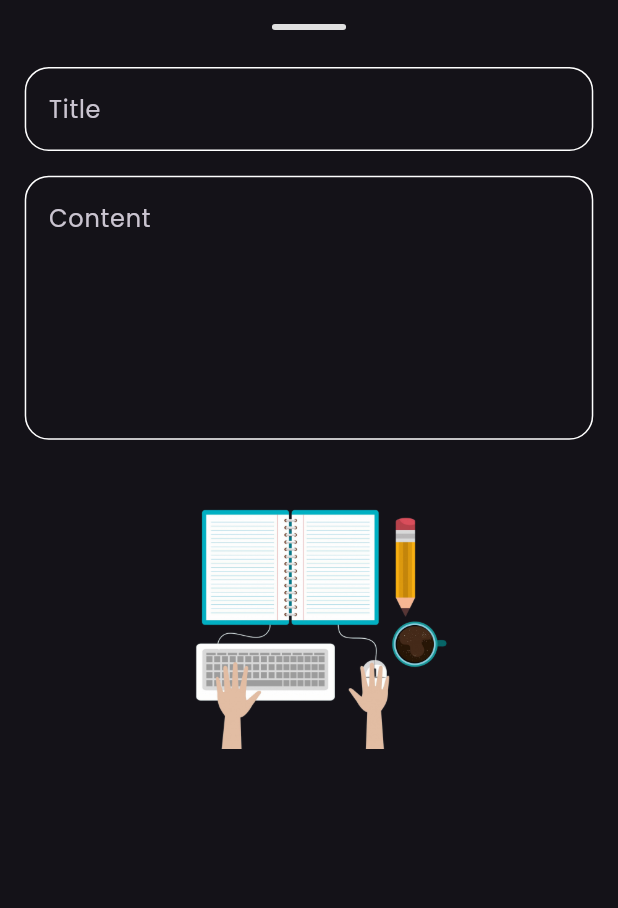
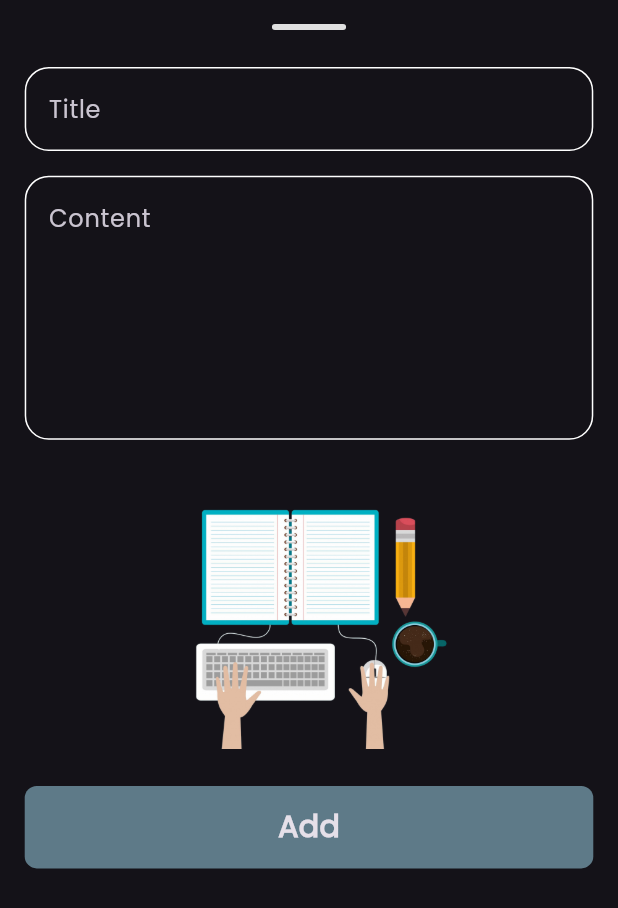
Before and after one commit to MariamEssam5/My-Notes-App, a Flutter app: the AddNoteButtonSheet widget shown alone on an empty page, opened directly, on a phone screen of 412 x 824 dp. Shown: the top 908 px of the screen. Run offline on Flutter 3.47's test engine with Material 3 defaults, Android fonts, the phone set to English and light mode, and no system bars.

Commit message:
finish note bottom sheet

```diff
--- a/lib/views/widgets/add_note_button_sheet.dart
+++ b/lib/views/widgets/add_note_button_sheet.dart
@@ -1,4 +1,6 @@
 import 'package:flutter/material.dart';
+import 'package:my_notes/constants.dart';
+import 'package:my_notes/views/widgets/custom_button.dart';
 import 'package:my_notes/views/widgets/custom_text_field.dart';
 
 class AddNoteButtonSheet extends StatelessWidget {
@@ -68,6 +70,10 @@ class AddNoteButtonSheet extends StatelessWidget {
                           },
                         ),
                       ),
+                    SizedBox(
+                      height: screenHeight * 0.03,
+                    ),
+                    CustomButton(),
                   ],
                 ),
               ),
--- /dev/null
+++ b/lib/views/widgets/custom_button.dart
@@ -0,0 +1,21 @@
+import 'package:flutter/cupertino.dart';
+import 'package:my_notes/constants.dart';
+
+class CustomButton extends StatelessWidget {
+  const CustomButton({super.key});
+
+  @override
+  Widget build(BuildContext context) {
+    return Container(
+      width: MediaQuery.of(context).size.width,
+      height: 55,
+      decoration: BoxDecoration(
+          borderRadius: BorderRadius.circular(8), color: kPrimaryColor),
+      child: Center(
+          child: Text(
+        "Add",
+        style: TextStyle(fontSize: 20, fontWeight: FontWeight.bold),
+      )),
+    );
+  }
+}
```
